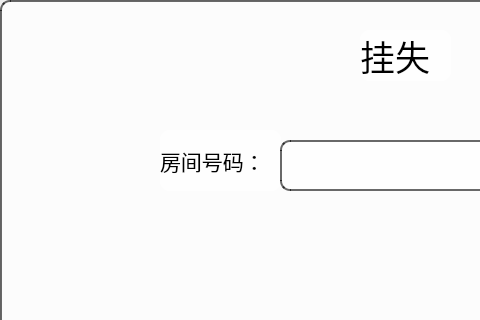
Before: the Qt Designer form report_the_loss_of.ui in PengXinYu200133/QT-, drawn with Qt 5; both pictures show x 0 to 480 and y 0 to 320 of the 800 by 480 pixel window.
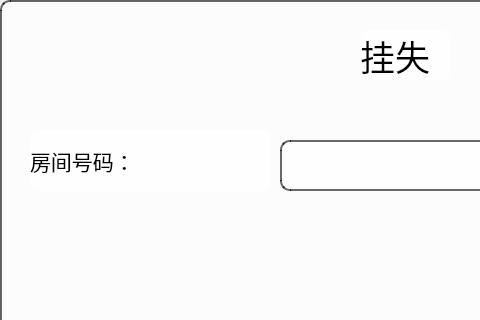
After: the same form once the commit is applied.

```diff
--- a/report_the_loss_of.ui
+++ b/report_the_loss_of.ui
@@ -65,9 +65,9 @@
     <widget class="QLabel" name="label_4">
      <property name="geometry">
       <rect>
-       <x>160</x>
+       <x>30</x>
        <y>130</y>
-       <width>121</width>
+       <width>241</width>
        <height>61</height>
       </rect>
      </property>
```
